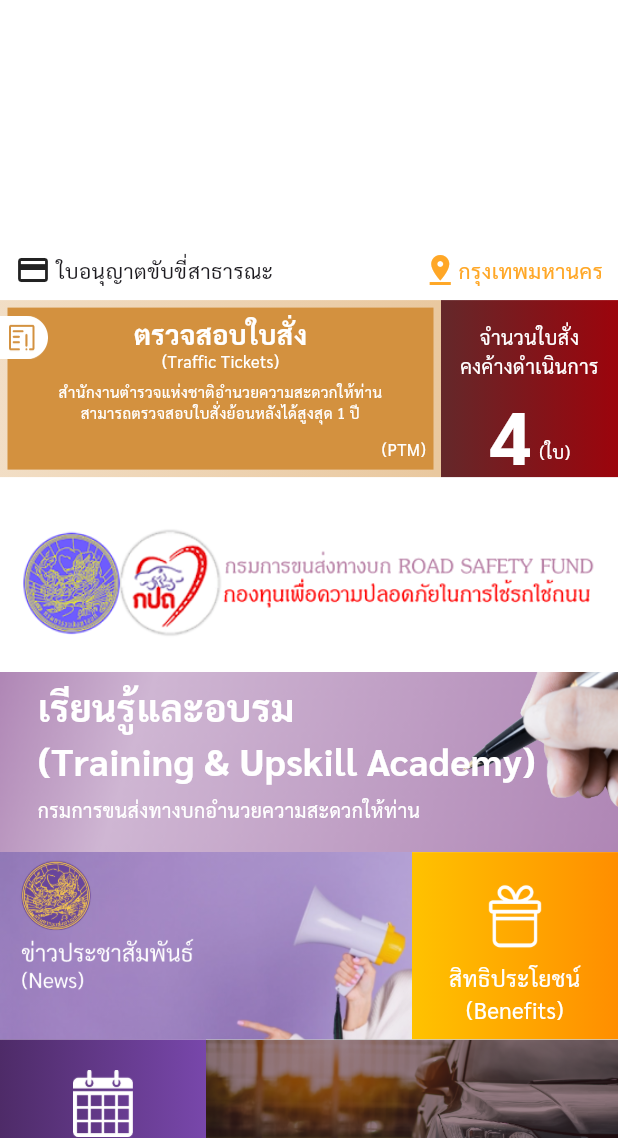
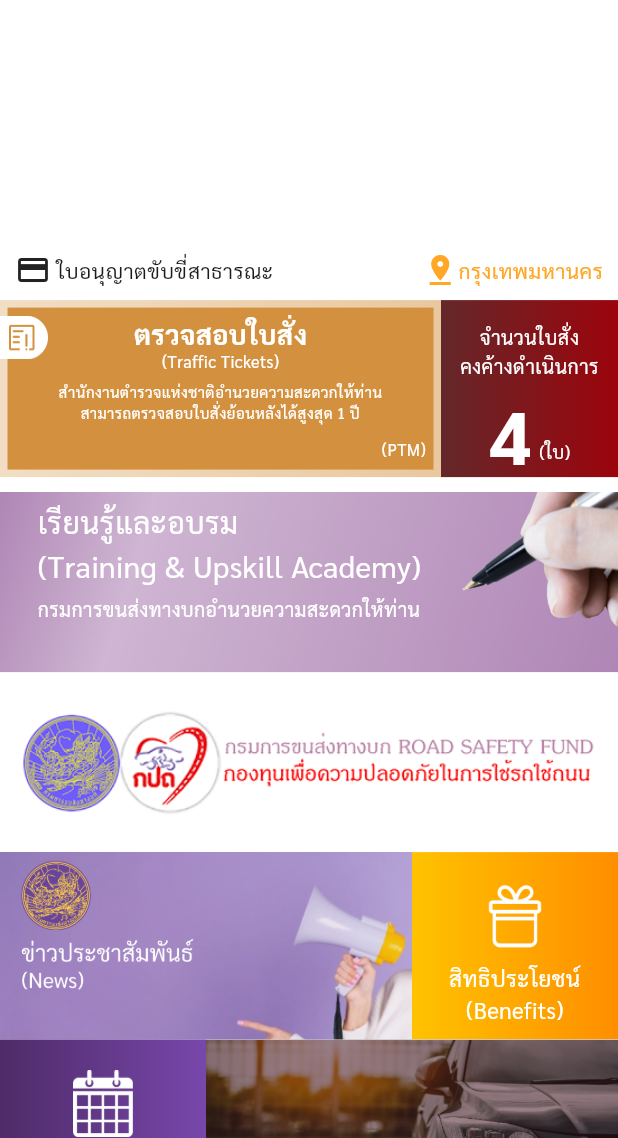
Before and after one commit to webuilddeveloper/khubdee_2025_mobile, a Flutter app: the HomePageV2 screen opened directly, on a phone screen of 412 x 824 dp, the part 98-1236 px from its top. Run offline on Flutter 3.47's test engine with Material 3 defaults, Android fonts, the light colour scheme and no system bars; drawn by our look-alikes of pull_to_refresh; our stand-ins replace carousel_slider, dio, firebase_auth, flutter_datetime_picker_plus, flutter_html, flutter_secure_storage and 13 more; missing offline and left inert: flutter_facebook_auth, flutter_line_sdk; accounts and stored records are empty; network calls fail.

Commit message:
อัพเดท home

```diff
--- a/lib/home_v2.dart
+++ b/lib/home_v2.dart
@@ -223,12 +223,12 @@
             // chkisCard == false ? _buildDispute(1) : Container(),
             const SizedBox(height: 5),
             // chkisCard == true ? _buildDispute(2) : Container(),
+            _buildTraining(),
             _buildcardFund(),
-            _buildTraining(),
             _buildCardFirst(),
             _buildCardSecond(),
             _buildCardThird(),
-            _buildRotation(),
+            // _buildRotation(),
             _buildFooter(),
           ],
         ),
@@ -495,7 +495,7 @@
                   builder:
                       (context) =>
                       // PrivilegeSpecialList(title: 'สิทธิพิเศษ'),
-                      PrivilegeMain(title: 'สิทธิประโยชน์', fromPolicy: true,),
+                      PrivilegeMain(title: 'สิทธิประโยชน์', fromPolicy: true),
                 ),
               );
             },
@@ -1478,9 +1478,9 @@
                     'เรียนรู้และอบรม \n(Training & Upskill Academy)',
                     style: TextStyle(
                       color: Colors.white,
-                      fontSize: 25.0,
+                      fontSize: 20.0,
                       fontFamily: 'Sarabun',
-                      fontWeight: FontWeight.bold,
+                      // fontWeight: FontWeight.bold,
                     ),
                     maxLines: 2,
                     // overflow: TextOverflow.fade,
@@ -1528,7 +1528,7 @@
             color: Colors.white,
             image: DecorationImage(
               image: AssetImage('assets/background/backgrounf_fund.png'),
-              fit: BoxFit.fill,
+              fit: BoxFit.contain,
             ),
           ),
         ),
```
